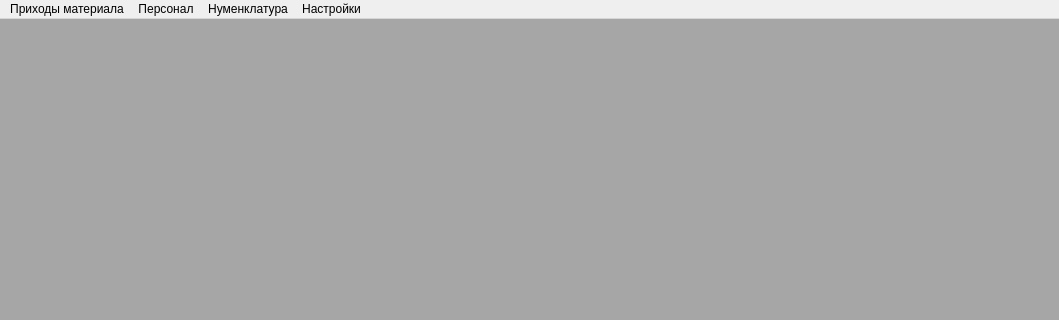
First picture: the form in ui/main.ui, repository Meller008/CRM-Avi, before the edit; both pictures show x 0 to 1059 and y 0 to 320 of the 1059 by 610 pixel window.
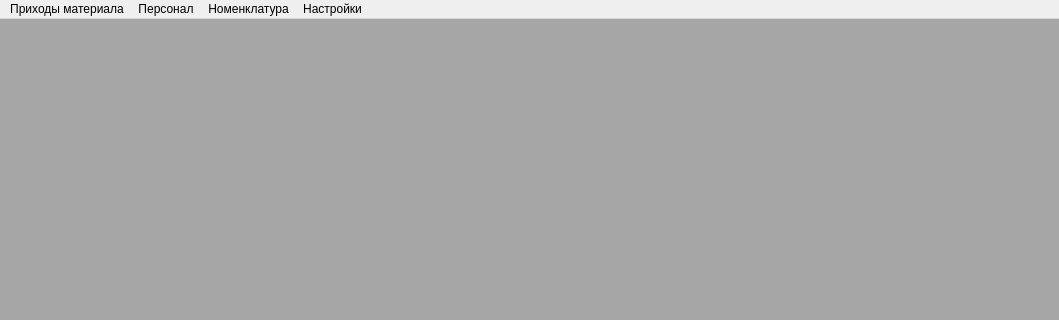
Second picture: the form after the edit. Icons and pictures are not drawn.

Patch:
```diff
--- a/ui/main.ui
+++ b/ui/main.ui
@@ -123,7 +123,7 @@
    </widget>
    <widget class="QMenu" name="menu_7">
     <property name="title">
-     <string>Нуменклатура</string>
+     <string>Номенклатура</string>
     </property>
     <addaction name="ma_product_article"/>
     <addaction name="ma_product_operations"/>
```
Left out of the diff: 42 changed lines with no effect on the pictures.
